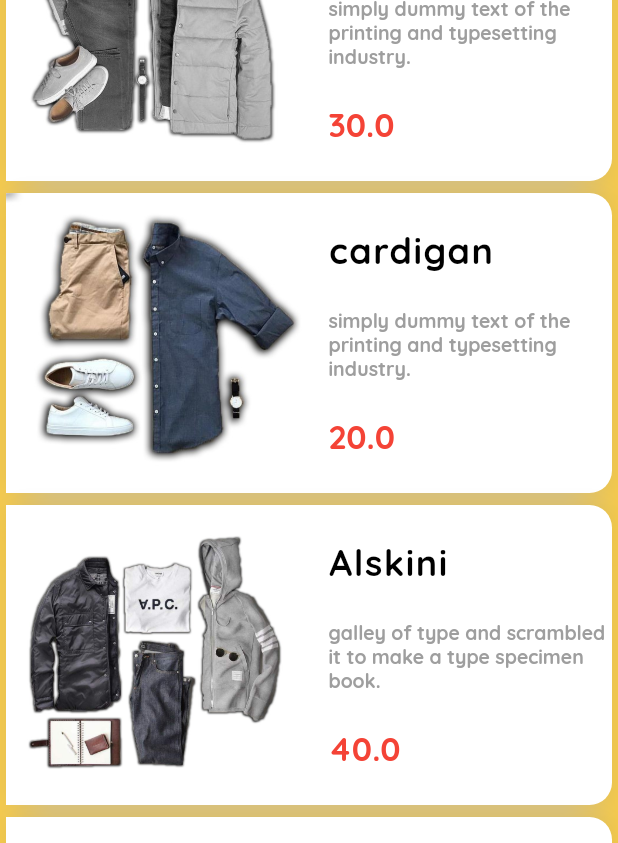
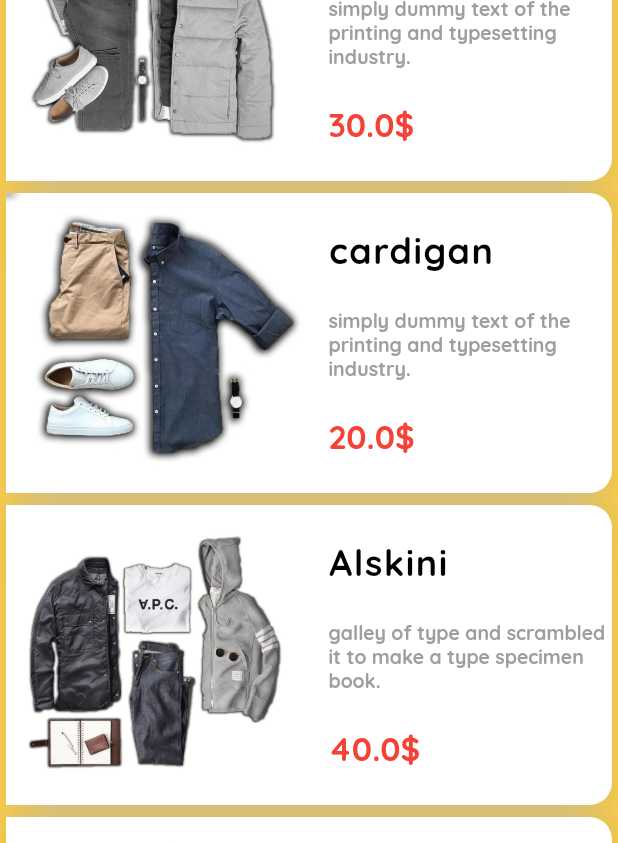
Before and after one commit to Suhaib200119/ShopApp, a Flutter app: the screen it shows after launch, on a phone screen of 412 x 824 dp. Shown: the part 296-1139 px from the top of the screen. Run offline on Flutter 3.47's test engine with Material 2 defaults, Android fonts, the phone set to English and light mode, and no system bars.

Commit message:
update the text in price

```diff
--- a/lib/main.dart
+++ b/lib/main.dart
@@ -106,7 +106,7 @@ class _MyHomePageState extends State<MyHomePage> {
                   ),
                     overflow: TextOverflow.clip,
                   ),
-                  Text("$price",style: TextStyle(
+                  Text("$price\$",style: TextStyle(
                     color: Colors.red,
                     fontSize: 22,
                     fontWeight: FontWeight.bold,
```
